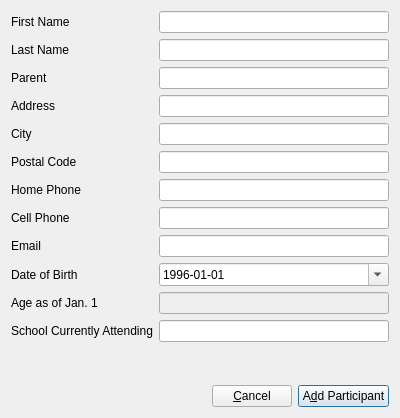
First picture: the form in Forms/ui_addSoloParticipantDialog.ui, repository diana134/afs, before the edit.
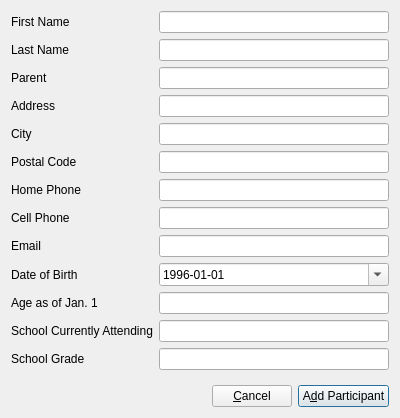
Second picture: the form after the edit.

Commit message: More form updates for fields that were wrong. Unstable atm.

```diff
--- a/Forms/ui_addSoloParticipantDialog.ui
+++ b/Forms/ui_addSoloParticipantDialog.ui
@@ -183,7 +183,7 @@
       </widget>
      </item>
      <item row="11" column="0">
-      <widget class="QLabel" name="schoolLabel">
+      <widget class="QLabel" name="schoolAttendingLabel">
        <property name="text">
         <string>School Currently Attending</string>
        </property>
@@ -212,10 +212,20 @@
      <item row="10" column="1">
       <widget class="QLineEdit" name="ageLineEdit">
        <property name="enabled">
-        <bool>false</bool>
+        <bool>true</bool>
        </property>
       </widget>
      </item>
+     <item row="12" column="0">
+      <widget class="QLabel" name="schoolGradeLabel">
+       <property name="text">
+        <string>School Grade</string>
+       </property>
+      </widget>
+     </item>
+     <item row="12" column="1">
+      <widget class="QLineEdit" name="schoolGradeLineEdit"/>
+     </item>
     </layout>
    </item>
   </layout>
```
The commit also changes 7 other files.
